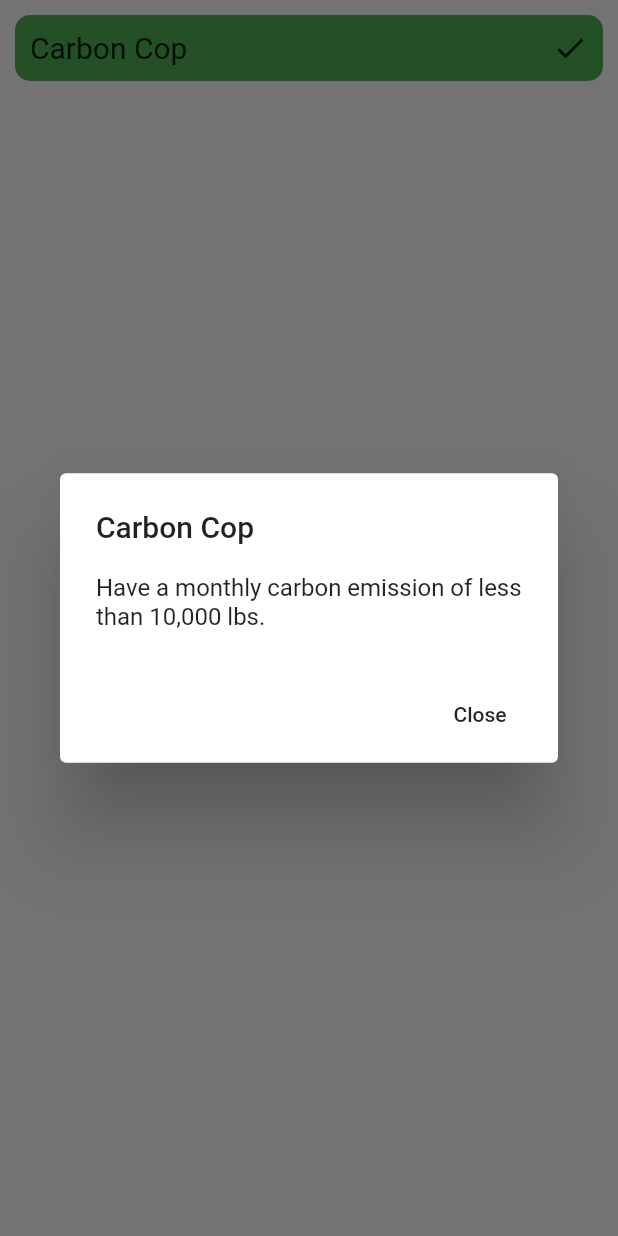
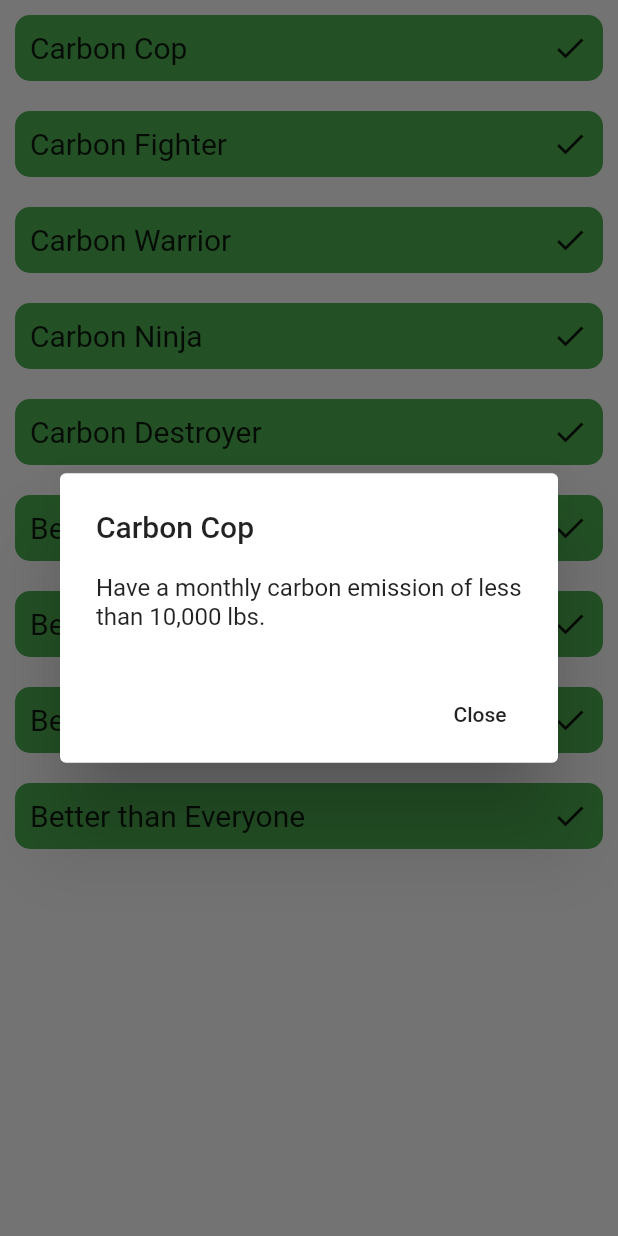
Before and after one commit to akshatdotcom/EarthxHack2020, a Flutter app: the AchievementsPage widget shown alone on an empty page, opened directly, after a tap on "Carbon Cop", on a phone screen of 412 x 824 dp. Run offline on Flutter 3.47's test engine with Material 2 defaults, Android fonts, the phone set to English and light mode, and no system bars; our stand-ins replace cloud_firestore; accounts and stored records are empty; statements that could not run were skipped.

Commit message:
more firestore integration

```diff
--- a/Flutter/lib/achievements.dart
+++ b/Flutter/lib/achievements.dart
@@ -13,6 +13,14 @@ class _AchievementsPageState extends State<AchievementsPage> {
         child: Column(
           children: <Widget>[
             AchievementItem('Carbon Cop', 'Have a monthly carbon emission of less than 10,000 lbs.', true),
+            AchievementItem('Carbon Fighter', 'Have a monthly carbon emission of less than 8,000 lbs.', true),
+            AchievementItem('Carbon Warrior', 'Have a monthly carbon emission of less than 6,000 lbs.', true),
+            AchievementItem('Carbon Ninja', 'Have a monthly carbon emission of less than 4,000 lbs.', true),
+            AchievementItem('Carbon Destroyer', 'Have a monthly carbon emission of less than 2,000 lbs.', true),
+            AchievementItem('Better than Most', 'Place in the top 50% at some point', true),
+            AchievementItem('Better than Many', 'Place in the top 25% at some point', true),
+            AchievementItem('Better than Almost Everyone', 'Place in the top 10% at some point', true),
+            AchievementItem('Better than Everyone', 'Place in the top spot at some point', true),
           ],
         ),
       ),
--- a/Flutter/lib/data.dart
+++ b/Flutter/lib/data.dart
@@ -15,8 +15,8 @@ class Data {
     });
   }
 
-  void addUser(String username, String password, double score, String achievements, double aElectic, double pElectric, double aNG, double pNG, double aCar, double pcar) {
-    Map<String, String> user = {"username": username, "password": password, "score": score.toString(), "achievements": achievements, "eElectric": aElectic.toString(), "pElectric": pElectric.toString(), "aNG": aNG.toString(), "pNG": pNG.toString(), "aCar": aCar.toString(), "pCar": pcar.toString()};
+  void addUser(String username, String password, double score, String achievements, double aElectric, double pElectric, double aNG, double pNG, double aCar, double pCar) {
+    Map<String, String> user = {"username": username, "password": password, "score": score.toString(), "achievements": achievements, "eElectric": aElectric.toString(), "pElectric": pElectric.toString(), "aNG": aNG.toString(), "pNG": pNG.toString(), "aCar": aCar.toString(), "pCar": pCar.toString()};
     firestore.collection("users").document(username).setData(user);
     initializeData();
   }
--- a/Flutter/lib/home.dart
+++ b/Flutter/lib/home.dart
@@ -1,6 +1,8 @@
 import 'package:flutter/material.dart';
 import 'package:flutter/rendering.dart';
 import 'package:flutter/services.dart';
+import 'data.dart';
+import 'globals.dart' as globals;
 
 //final textEditingController = TextEditingController();
 
@@ -148,6 +150,7 @@ class InputContainerHouse extends StatefulWidget {
 }
 
 class _InputContainerHouseState extends State<InputContainerHouse> {
+  Data data = Data();
   void updateCF(String input) {
     widget.parent.setState(() {
       switch (widget.id) {
@@ -167,6 +170,7 @@ class _InputContainerHouseState extends State<InputContainerHouse> {
 
       widget.parent.cf = widget.parent.calculateCF(
           widget.parent.aElectric, widget.parent.pElectric, widget.parent.aNG, widget.parent.pNG, widget.parent.aCar, widget.parent.pCar);
+      data.addUser(globals.currentUser, data.getData(globals.currentUser, "password"), widget.parent.cf, "0", widget.parent.aElectric, widget.parent.pElectric, widget.parent.aNG, widget.parent.pNG, widget.parent.aCar, widget.parent.pCar);
     });
   }
 
@@ -189,6 +193,7 @@ class _InputContainerHouseState extends State<InputContainerHouse> {
 
       widget.parent.cf = widget.parent.calculateCF(
           widget.parent.aElectric, widget.parent.pElectric, widget.parent.aNG, widget.parent.pNG, widget.parent.aCar, widget.parent.pCar);
+      data.addUser(globals.currentUser, data.getData(globals.currentUser, "password"), widget.parent.cf, "0", widget.parent.aElectric, widget.parent.pElectric, widget.parent.aNG, widget.parent.pNG, widget.parent.aCar, widget.parent.pCar);
     });
   }
 
--- a/Flutter/pubspec.yaml
+++ b/Flutter/pubspec.yaml
@@ -23,8 +23,6 @@ dependencies:
   firebase_analytics: ^5.0.2
   cloud_firestore: ^0.12.9+5
   firebase_auth: ^0.14.0+5
-  image_picker: ^0.4.12
-  firebase_ml_vision: ^0.2.1
 
   # The following adds the Cupertino Icons font to your application.
   # Use with the CupertinoIcons class for iOS style icons.
```
Also changed, not shown: Flutter/pubspec.lock, 1 other file.
